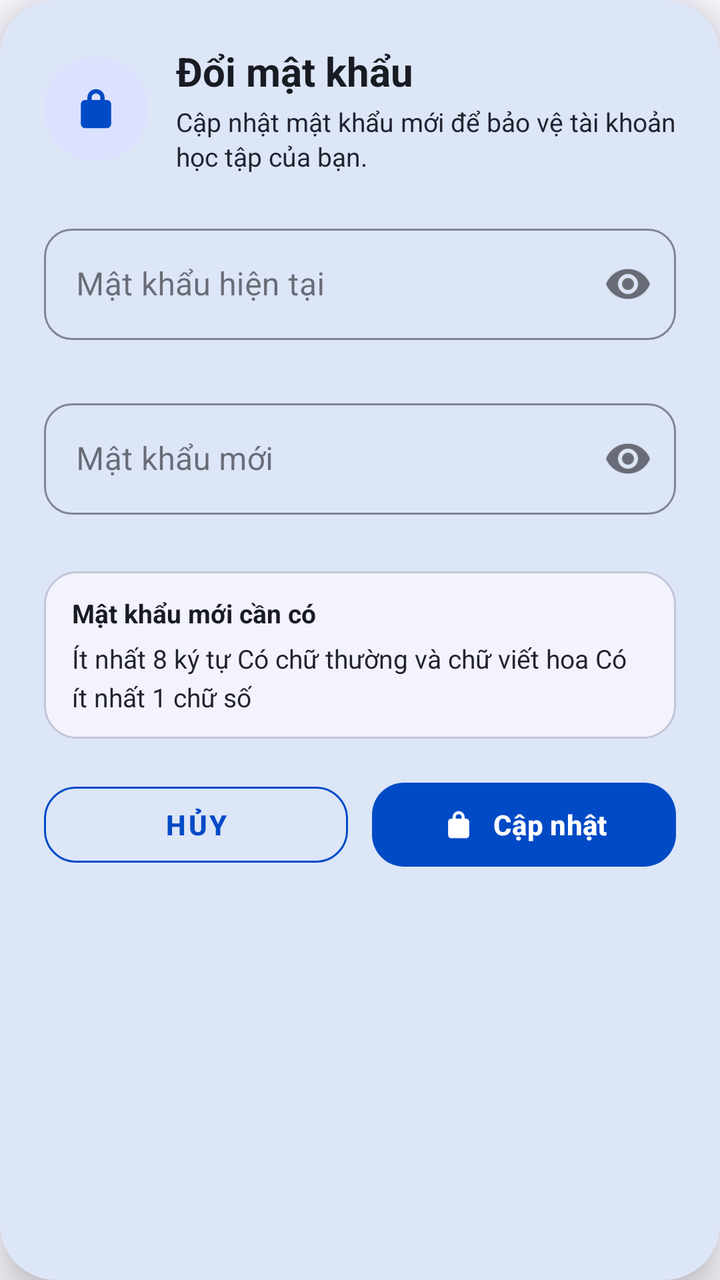
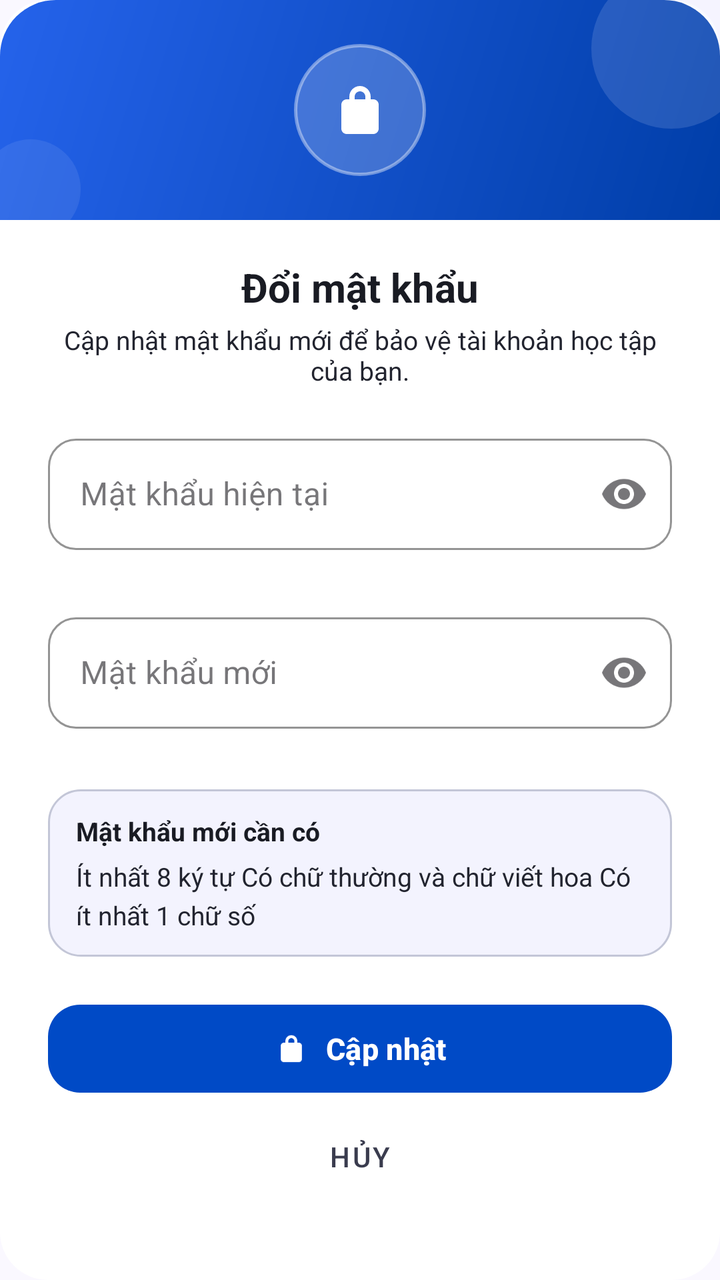

Screens rendered from an Android XML layout before and after an edit, with the pre-edit source and the edit as a unified diff.
<!-- AndroidManifest.xml: application theme Theme.ObjectLanguage -->
<!-- res/layout/dialog_change_password.xml -->
<?xml version="1.0" encoding="utf-8"?>
<com.google.android.material.card.MaterialCardView
    xmlns:android="http://schemas.android.com/apk/res/android"
    xmlns:app="http://schemas.android.com/apk/res-auto"
    android:layout_width="match_parent"
    android:layout_height="wrap_content"
    app:cardBackgroundColor="@color/surface"
    app:cardCornerRadius="28dp"
    app:cardElevation="12dp"
    app:strokeWidth="0dp">

    <LinearLayout
        android:layout_width="match_parent"
        android:layout_height="wrap_content"
        android:orientation="vertical"
        android:paddingStart="22dp"
        android:paddingTop="22dp"
        android:paddingEnd="22dp"
        android:paddingBottom="20dp">

        <LinearLayout
            android:layout_width="match_parent"
            android:layout_height="wrap_content"
            android:gravity="center_vertical"
            android:orientation="horizontal">

            <FrameLayout
                android:layout_width="52dp"
                android:layout_height="52dp"
                android:background="@drawable/bg_icon_primary">

                <ImageView
                    android:layout_width="26dp"
                    android:layout_height="26dp"
                    android:layout_gravity="center"
                    android:contentDescription="@string/profile_change_password_title"
                    android:src="@drawable/ic_lock"
                    app:tint="@color/primary" />
            </FrameLayout>

            <LinearLayout
                android:layout_width="0dp"
                android:layout_height="wrap_content"
                android:layout_marginStart="14dp"
                android:layout_weight="1"
                android:orientation="vertical">

                <TextView
                    android:layout_width="match_parent"
                    android:layout_height="wrap_content"
                    android:text="@string/profile_change_password_title"
                    android:textColor="@color/text_primary"
                    android:textSize="20sp"
                    android:textStyle="bold" />

                <TextView
                    android:layout_width="match_parent"
                    android:layout_height="wrap_content"
                    android:layout_marginTop="3dp"
                    android:lineSpacingExtra="2dp"
                    android:text="@string/profile_change_password_subtitle"
                    android:textColor="@color/text_secondary"
                    android:textSize="13sp" />
            </LinearLayout>
        </LinearLayout>

        <com.google.android.material.textfield.TextInputLayout
            android:id="@+id/tilCurrentPassword"
            style="@style/Widget.MaterialComponents.TextInputLayout.OutlinedBox"
            android:layout_width="match_parent"
            android:layout_height="wrap_content"
            android:layout_marginTop="22dp"
            android:hint="@string/profile_current_password_hint"
            app:boxCornerRadiusBottomEnd="14dp"
            app:boxCornerRadiusBottomStart="14dp"
            app:boxCornerRadiusTopEnd="14dp"
            app:boxCornerRadiusTopStart="14dp"
            app:boxStrokeColor="@color/primary"
            app:endIconMode="password_toggle"
            app:errorEnabled="true"
            app:hintTextColor="@color/primary">

            <com.google.android.material.textfield.TextInputEditText
                android:id="@+id/etCurrentPassword"
                android:layout_width="match_parent"
                android:layout_height="wrap_content"
                android:imeOptions="actionNext"
                android:inputType="textPassword"
                android:maxLines="1"
                android:singleLine="true" />
        </com.google.android.material.textfield.TextInputLayout>

        <com.google.android.material.textfield.TextInputLayout
            android:id="@+id/tilNewPassword"
            style="@style/Widget.MaterialComponents.TextInputLayout.OutlinedBox"
            android:layout_width="match_parent"
            android:layout_height="wrap_content"
            android:layout_marginTop="6dp"
            android:hint="@string/profile_new_password_hint"
            app:boxCornerRadiusBottomEnd="14dp"
            app:boxCornerRadiusBottomStart="14dp"
            app:boxCornerRadiusTopEnd="14dp"
            app:boxCornerRadiusTopStart="14dp"
            app:boxStrokeColor="@color/primary"
            app:endIconMode="password_toggle"
            app:errorEnabled="true"
            app:hintTextColor="@color/primary">

            <com.google.android.material.textfield.TextInputEditText
                android:id="@+id/etNewPassword"
                android:layout_width="match_parent"
                android:layout_height="wrap_content"
                android:imeOptions="actionDone"
                android:inputType="textPassword"
                android:maxLines="1"
                android:singleLine="true" />
        </com.google.android.material.textfield.TextInputLayout>

        <LinearLayout
            android:layout_width="match_parent"
            android:layout_height="wrap_content"
            android:layout_marginTop="8dp"
            android:background="@drawable/bg_password_rules"
            android:orientation="vertical"
            android:paddingStart="14dp"
            android:paddingTop="12dp"
            android:paddingEnd="14dp"
            android:paddingBottom="12dp">

            <TextView
                android:layout_width="match_parent"
                android:layout_height="wrap_content"
                android:text="@string/profile_password_rules_title"
                android:textColor="@color/text_primary"
                android:textSize="13sp"
                android:textStyle="bold" />

            <TextView
                android:layout_width="match_parent"
                android:layout_height="wrap_content"
                android:layout_marginTop="5dp"
                android:lineSpacingExtra="4dp"
                android:text="@string/profile_password_rules"
                android:textColor="@color/text_secondary"
                android:textSize="13sp" />
        </LinearLayout>

        <LinearLayout
            android:layout_width="match_parent"
            android:layout_height="wrap_content"
            android:layout_marginTop="18dp"
            android:gravity="center_vertical"
            android:orientation="horizontal">

            <com.google.android.material.button.MaterialButton
                android:id="@+id/btnPasswordCancel"
                style="@style/Widget.MaterialComponents.Button.OutlinedButton"
                android:layout_width="0dp"
                android:layout_height="50dp"
                android:layout_marginEnd="6dp"
                android:layout_weight="1"
                android:text="@string/btn_cancel"
                android:textColor="@color/primary"
                android:textSize="14sp"
                android:textStyle="bold"
                app:cornerRadius="16dp"
                app:strokeColor="@color/primary" />

            <com.google.android.material.button.MaterialButton
                android:id="@+id/btnPasswordSave"
                android:layout_width="0dp"
                android:layout_height="50dp"
                android:layout_marginStart="6dp"
                android:layout_weight="1"
                android:text="@string/profile_change_password_save"
                android:textColor="@color/text_on_primary"
                android:textSize="14sp"
                android:textStyle="bold"
                app:backgroundTint="@color/primary"
                app:cornerRadius="16dp"
                app:icon="@drawable/ic_lock"
                app:iconGravity="textStart"
                app:iconTint="@color/text_on_primary" />
        </LinearLayout>
    </LinearLayout>
</com.google.android.material.card.MaterialCardView>
<!-- resources referenced by this layout -->
<resources>
  <color name="primary">#004AC6</color>
  <color name="surface">#FFFFFF</color>
  <color name="text_on_primary">#FFFFFF</color>
  <color name="text_primary">#191B23</color>
  <color name="text_secondary">#22242F</color>
  <!-- drawable bg_icon_primary (drawable) -->
  <?xml version="1.0" encoding="utf-8"?>
  <shape xmlns:android="http://schemas.android.com/apk/res/android"
      android:shape="oval">
      <solid android:color="@color/primary_light" />
  </shape>
  <string name="btn_cancel">Hủy</string>
  <string name="profile_change_password_save">Cập nhật</string>
  <string name="profile_change_password_subtitle">Cập nhật mật khẩu mới để bảo vệ tài khoản học tập của bạn.</string>
  <string name="profile_change_password_title">Đổi mật khẩu</string>
  <string name="profile_current_password_hint">Mật khẩu hiện tại</string>
  <string name="profile_new_password_hint">Mật khẩu mới</string>
  <string name="profile_password_rules">Ít nhất 8 ký tự
  Có chữ thường và chữ viết hoa
  Có ít nhất 1 chữ số</string>
  <string name="profile_password_rules_title">Mật khẩu mới cần có</string>
  <color name="primary_light">#DBE1FF</color>
  <color name="surface_soft">#F3F3FE</color>
  <color name="divider">#C3C6D7</color>
  <color name="primary_dark">#003EA8</color>
  <color name="secondary">#FD933D</color>
  <color name="violet">#7C3AED</color>
  <color name="background">#FAF8FF</color>
  <style name="Widget.App.CardView" parent="Widget.Material3.CardView.Elevated">
          <item name="cardBackgroundColor">@color/surface</item>
          <item name="cardCornerRadius">14dp</item>
          <item name="cardElevation">0dp</item>
          <item name="strokeWidth">0dp</item>
      </style>
  <color name="bottom_nav_bg">#FFFFFF</color>
  <style name="Widget.App.BottomNav.ActiveIndicator" parent="Widget.Material3.BottomNavigationView.ActiveIndicator">
          <item name="android:color">@color/surface_variant</item>
          <item name="shapeAppearance">@style/ShapeAppearance.App.SmallComponent</item>
      </style>
  <color name="surface_variant">#E1E2ED</color>
  <style name="ShapeAppearance.App.SmallComponent" parent="ShapeAppearance.Material3.SmallComponent">
          <item name="cornerSize">14dp</item>
      </style>
  <!-- unchanged entries left out for length: 4 -->
</resources>

<!-- the commit's change to res/layout/dialog_change_password.xml (unified diff, before → after) -->
@@ -1,75 +1,83 @@
 <?xml version="1.0" encoding="utf-8"?>
-<com.google.android.material.card.MaterialCardView
-    xmlns:android="http://schemas.android.com/apk/res/android"
+<LinearLayout xmlns:android="http://schemas.android.com/apk/res/android"
     xmlns:app="http://schemas.android.com/apk/res-auto"
     android:layout_width="match_parent"
     android:layout_height="wrap_content"
-    app:cardBackgroundColor="@color/surface"
-    app:cardCornerRadius="28dp"
-    app:cardElevation="12dp"
-    app:strokeWidth="0dp">
+    android:background="@drawable/bg_dialog_rounded"
+    android:orientation="vertical">
+
+    <FrameLayout
+        android:layout_width="match_parent"
+        android:layout_height="110dp"
+        android:background="@drawable/bg_dialog_header_primary">
+
+        <View
+            android:layout_width="80dp"
+            android:layout_height="80dp"
+            android:layout_gravity="top|end"
+            android:layout_marginTop="-16dp"
+            android:layout_marginEnd="-16dp"
+            android:alpha="0.15"
+            android:background="@drawable/circle_bg" />
+
+        <View
+            android:layout_width="50dp"
+            android:layout_height="50dp"
+            android:layout_gravity="bottom|start"
+            android:layout_marginStart="-10dp"
+            android:layout_marginBottom="-10dp"
+            android:alpha="0.10"
+            android:background="@drawable/circle_bg" />
+
+        <FrameLayout
+            android:layout_width="66dp"
+            android:layout_height="66dp"
+            android:layout_gravity="center"
+            android:background="@drawable/bg_dialog_icon_circle">
+            <ImageView
+                android:layout_width="32dp"
+                android:layout_height="32dp"
+                android:layout_gravity="center"
+                android:contentDescription="@null"
+                android:src="@drawable/ic_lock"
+                app:tint="#FFFFFF" />
+        </FrameLayout>
+    </FrameLayout>
 
     <LinearLayout
         android:layout_width="match_parent"
         android:layout_height="wrap_content"
+        android:background="@drawable/bg_dialog_body_bottom"
         android:orientation="vertical"
-        android:paddingStart="22dp"
-        android:paddingTop="22dp"
-        android:paddingEnd="22dp"
-        android:paddingBottom="20dp">
+        android:paddingStart="24dp"
+        android:paddingTop="20dp"
+        android:paddingEnd="24dp"
+        android:paddingBottom="24dp">
 
-        <LinearLayout
+        <TextView
             android:layout_width="match_parent"
             android:layout_height="wrap_content"
-            android:gravity="center_vertical"
-            android:orientation="horizontal">
+            android:gravity="center"
+            android:text="@string/profile_change_password_title"
+            android:textColor="@color/text_primary"
+            android:textSize="20sp"
+            android:textStyle="bold" />
 
-            <FrameLayout
-                android:layout_width="52dp"
-                android:layout_height="52dp"
-                android:background="@drawable/bg_icon_primary">
-
-                <ImageView
-                    android:layout_width="26dp"
-                    android:layout_height="26dp"
-                    android:layout_gravity="center"
-                    android:contentDescription="@string/profile_change_password_title"
-                    android:src="@drawable/ic_lock"
-                    app:tint="@color/primary" />
-            </FrameLayout>
-
-            <LinearLayout
-                android:layout_width="0dp"
-                android:layout_height="wrap_content"
-                android:layout_marginStart="14dp"
-                android:layout_weight="1"
-                android:orientation="vertical">
-
-                <TextView
-                    android:layout_width="match_parent"
-                    android:layout_height="wrap_content"
-                    android:text="@string/profile_change_password_title"
-                    android:textColor="@color/text_primary"
-                    android:textSize="20sp"
-                    android:textStyle="bold" />
-
-                <TextView
-                    android:layout_width="match_parent"
-                    android:layout_height="wrap_content"
-                    android:layout_marginTop="3dp"
-                    android:lineSpacingExtra="2dp"
-                    android:text="@string/profile_change_password_subtitle"
-                    android:textColor="@color/text_secondary"
-                    android:textSize="13sp" />
-            </LinearLayout>
-        </LinearLayout>
+        <TextView
+            android:layout_width="match_parent"
+            android:layout_height="wrap_content"
+            android:layout_marginTop="4dp"
+            android:gravity="center"
+            android:text="@string/profile_change_password_subtitle"
+            android:textColor="@color/text_secondary"
+            android:textSize="13sp" />
 
         <com.google.android.material.textfield.TextInputLayout
             android:id="@+id/tilCurrentPassword"
             style="@style/Widget.MaterialComponents.TextInputLayout.OutlinedBox"
             android:layout_width="match_parent"
             android:layout_height="wrap_content"
-            android:layout_marginTop="22dp"
+            android:layout_marginTop="20dp"
             android:hint="@string/profile_current_password_hint"
             app:boxCornerRadiusBottomEnd="14dp"
             app:boxCornerRadiusBottomStart="14dp"
@@ -95,7 +103,7 @@
             style="@style/Widget.MaterialComponents.TextInputLayout.OutlinedBox"
             android:layout_width="match_parent"
             android:layout_height="wrap_content"
-            android:layout_marginTop="6dp"
+            android:layout_marginTop="8dp"
             android:hint="@string/profile_new_password_hint"
             app:boxCornerRadiusBottomEnd="14dp"
             app:boxCornerRadiusBottomStart="14dp"
@@ -119,7 +127,7 @@
         <LinearLayout
             android:layout_width="match_parent"
             android:layout_height="wrap_content"
-            android:layout_marginTop="8dp"
+            android:layout_marginTop="10dp"
             android:background="@drawable/bg_password_rules"
             android:orientation="vertical"
             android:paddingStart="14dp"
@@ -145,42 +153,31 @@
                 android:textSize="13sp" />
         </LinearLayout>
 
-        <LinearLayout
+        <com.google.android.material.button.MaterialButton
+            android:id="@+id/btnPasswordSave"
+            android:layout_width="match_parent"
+            android:layout_height="52dp"
+            android:layout_marginTop="20dp"
+            android:text="@string/profile_change_password_save"
+            android:textSize="15sp"
+            android:textStyle="bold"
+            app:backgroundTint="@color/primary"
+            app:cornerRadius="16dp"
+            app:icon="@drawable/ic_lock"
+            app:iconGravity="textStart"
+            app:iconSize="18dp"
+            app:iconTint="#FFFFFF" />
+
+        <com.google.android.material.button.MaterialButton
+            android:id="@+id/btnPasswordCancel"
+            style="@style/Widget.MaterialComponents.Button.TextButton"
             android:layout_width="match_parent"
             android:layout_height="wrap_content"
-            android:layout_marginTop="18dp"
-            android:gravity="center_vertical"
-            android:orientation="horizontal">
+            android:layout_marginTop="4dp"
+            android:text="@string/btn_cancel"
+            android:textColor="@color/text_muted"
+            android:textSize="14sp"
+            app:cornerRadius="16dp" />
 
-            <com.google.android.material.button.MaterialButton
-                android:id="@+id/btnPasswordCancel"
-                style="@style/Widget.MaterialComponents.Button.OutlinedButton"
-                android:layout_width="0dp"
-                android:layout_height="50dp"
-                android:layout_marginEnd="6dp"
-                android:layout_weight="1"
-                android:text="@string/btn_cancel"
-                android:textColor="@color/primary"
-                android:textSize="14sp"
-                android:textStyle="bold"
-                app:cornerRadius="16dp"
-                app:strokeColor="@color/primary" />
-
-            <com.google.android.material.button.MaterialButton
-                android:id="@+id/btnPasswordSave"
-                android:layout_width="0dp"
-                android:layout_height="50dp"
-                android:layout_marginStart="6dp"
-                android:layout_weight="1"
-                android:text="@string/profile_change_password_save"
-                android:textColor="@color/text_on_primary"
-                android:textSize="14sp"
-                android:textStyle="bold"
-                app:backgroundTint="@color/primary"
-                app:cornerRadius="16dp"
-                app:icon="@drawable/ic_lock"
-                app:iconGravity="textStart"
-                app:iconTint="@color/text_on_primary" />
-        </LinearLayout>
     </LinearLayout>
-</com.google.android.material.card.MaterialCardView>
+</LinearLayout>
<!-- resource entries referenced after the edit -->
@@ -1,14 +1,55 @@
 <!-- resources referenced by this layout -->
 <resources>
   <color name="primary">#004AC6</color>
+  <color name="text_muted">#3A3C4E</color>
   <color name="surface">#FFFFFF</color>
   <color name="text_on_primary">#FFFFFF</color>
   <color name="text_primary">#191B23</color>
   <color name="text_secondary">#22242F</color>
-  <!-- drawable bg_icon_primary (drawable) -->
+  <!-- drawable bg_dialog_body_bottom (drawable) -->
+  <?xml version="1.0" encoding="utf-8"?>
+  <shape xmlns:android="http://schemas.android.com/apk/res/android"
+      android:shape="rectangle">
+      <solid android:color="@color/surface" />
+      <corners
+          android:topLeftRadius="0dp"
+          android:topRightRadius="0dp"
+          android:bottomLeftRadius="28dp"
+          android:bottomRightRadius="28dp" />
+  </shape>
+  <!-- drawable bg_dialog_header_primary (drawable) -->
+  <?xml version="1.0" encoding="utf-8"?>
+  <shape xmlns:android="http://schemas.android.com/apk/res/android"
+      android:shape="rectangle">
+      <gradient
+          android:startColor="#003EA8"
+          android:endColor="#2563EB"
+          android:angle="135" />
+      <corners
+          android:topLeftRadius="28dp"
+          android:topRightRadius="28dp"
+          android:bottomLeftRadius="0dp"
+          android:bottomRightRadius="0dp" />
+  </shape>
+  <!-- drawable bg_dialog_icon_circle (drawable) -->
   <?xml version="1.0" encoding="utf-8"?>
   <shape xmlns:android="http://schemas.android.com/apk/res/android"
       android:shape="oval">
+      <solid android:color="#33FFFFFF" />
+      <stroke
+          android:width="1.5dp"
+          android:color="#66FFFFFF" />
+  </shape>
+  <!-- drawable bg_dialog_rounded (drawable) -->
+  <?xml version="1.0" encoding="utf-8"?>
+  <shape xmlns:android="http://schemas.android.com/apk/res/android"
+      android:shape="rectangle">
+      <solid android:color="@color/surface" />
+      <corners android:radius="24dp" />
+  </shape>
+  <!-- drawable circle_bg (drawable) -->
+  <?xml version="1.0" encoding="utf-8"?>
+  <shape xmlns:android="http://schemas.android.com/apk/res/android" android:shape="oval">
       <solid android:color="@color/primary_light" />
   </shape>
   <string name="btn_cancel">Hủy</string>
